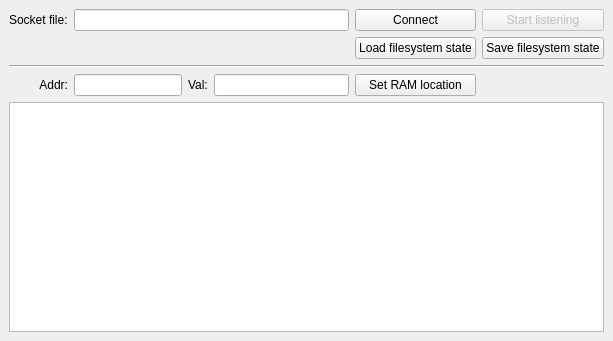
Before: the Qt Designer form simmain.ui in colinbourassa/sd2-tester-sim, drawn with Qt 5.
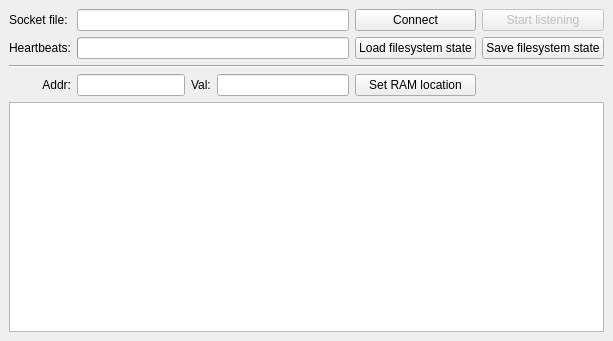
After: the same form once the commit is applied. Custom widgets are drawn as their Qt base class.

Commit message:
Progress bar based heartbeat indicator.
I don't know; it's probably better than nothing.

Diff of the .ui file:
```diff
--- a/simmain.ui
+++ b/simmain.ui
@@ -107,6 +107,26 @@
     <item row="3" column="1" colspan="2">
      <widget class="QLineEdit" name="addrBox"/>
     </item>
+    <item row="1" column="1" colspan="4">
+     <widget class="QProgressBar" name="progressBar">
+      <property name="maximum">
+       <number>10</number>
+      </property>
+      <property name="value">
+       <number>0</number>
+      </property>
+      <property name="format">
+       <string/>
+      </property>
+     </widget>
+    </item>
+    <item row="1" column="0">
+     <widget class="QLabel" name="label">
+      <property name="text">
+       <string>Heartbeats:</string>
+      </property>
+     </widget>
+    </item>
    </layout>
   </widget>
  </widget>
```
The commit also changes 2 other files.
